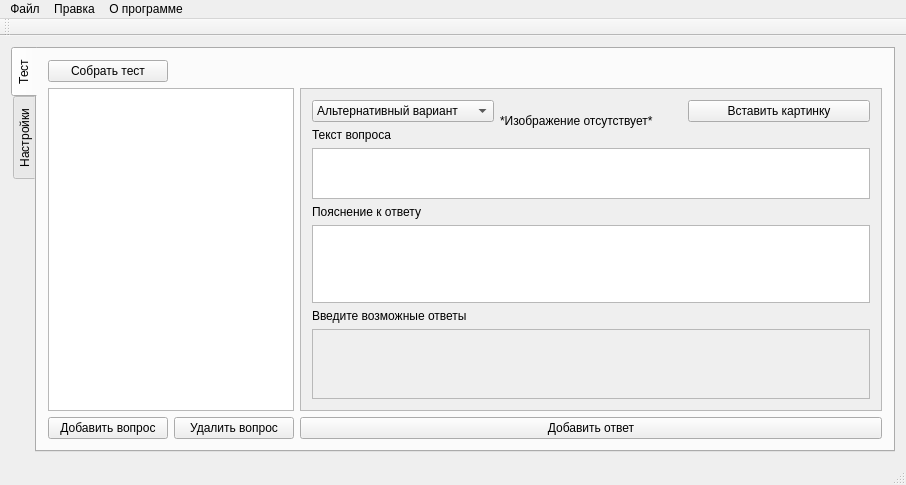
ImTema/createAndroidTest, file mainwindow.ui: the form before one commit.
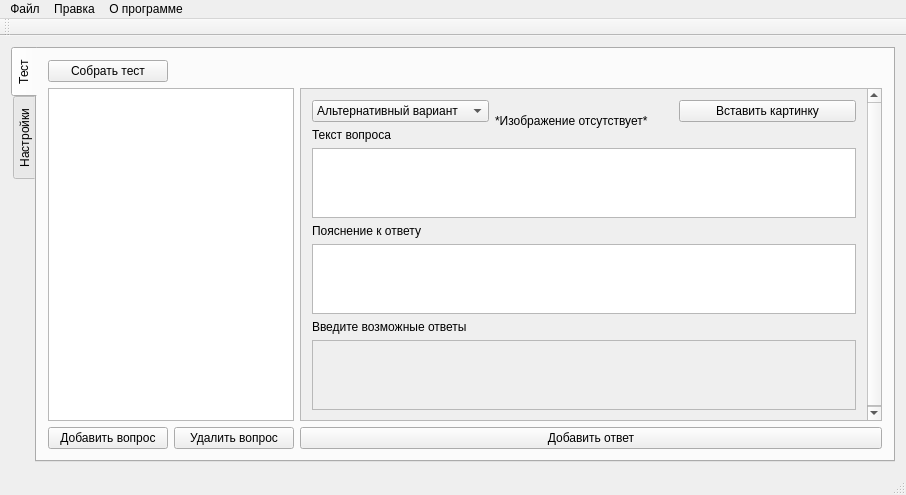
The form after the commit.

What changed in the file:
```diff
--- a/mainwindow.ui
+++ b/mainwindow.ui
@@ -7,7 +7,7 @@
     <x>0</x>
     <y>0</y>
     <width>906</width>
-    <height>465</height>
+    <height>474</height>
    </rect>
   </property>
   <property name="windowTitle">
@@ -23,7 +23,7 @@
       <property name="minimumSize">
        <size>
         <width>0</width>
-        <height>405</height>
+        <height>415</height>
        </size>
       </property>
       <property name="tabPosition">
@@ -79,7 +79,7 @@
              <x>0</x>
              <y>0</y>
              <width>580</width>
-             <height>321</height>
+             <height>331</height>
             </rect>
            </property>
            <layout class="QGridLayout" name="gridLayout_2">
@@ -139,12 +139,6 @@
                 <verstretch>0</verstretch>
                </sizepolicy>
               </property>
-              <property name="minimumSize">
-               <size>
-                <width>471</width>
-                <height>51</height>
-               </size>
-              </property>
               <property name="maximumSize">
                <size>
                 <width>16777215</width>
@@ -166,22 +160,6 @@
               </property>
              </widget>
             </item>
-            <item row="4" column="0" colspan="3">
-             <widget class="QTextEdit" name="explanationTextTextEdit">
-              <property name="minimumSize">
-               <size>
-                <width>0</width>
-                <height>51</height>
-               </size>
-              </property>
-              <property name="sizeIncrement">
-               <size>
-                <width>0</width>
-                <height>102</height>
-               </size>
-              </property>
-             </widget>
-            </item>
             <item row="5" column="0">
              <widget class="QLabel" name="label_3">
               <property name="text">
@@ -222,6 +200,22 @@
               </property>
              </widget>
             </item>
+            <item row="4" column="0" colspan="3">
+             <widget class="QTextEdit" name="explanationTextTextEdit">
+              <property name="maximumSize">
+               <size>
+                <width>16777215</width>
+                <height>102</height>
+               </size>
+              </property>
+              <property name="sizeIncrement">
+               <size>
+                <width>0</width>
+                <height>102</height>
+               </size>
+              </property>
+             </widget>
+            </item>
            </layout>
           </widget>
          </widget>
```
